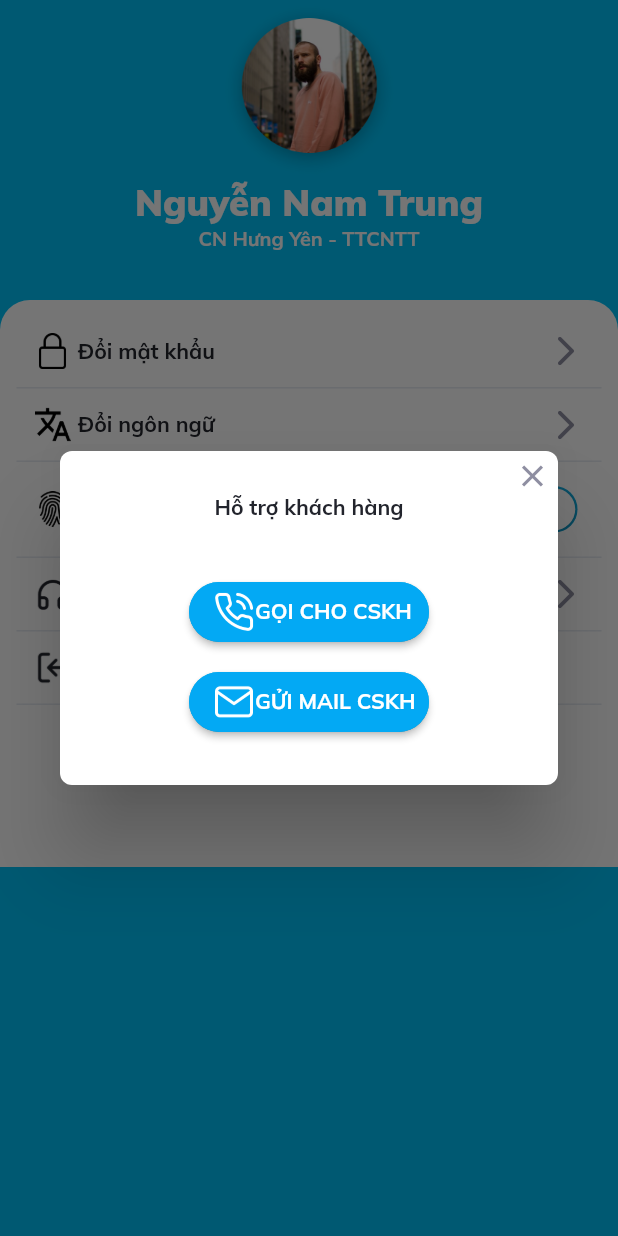
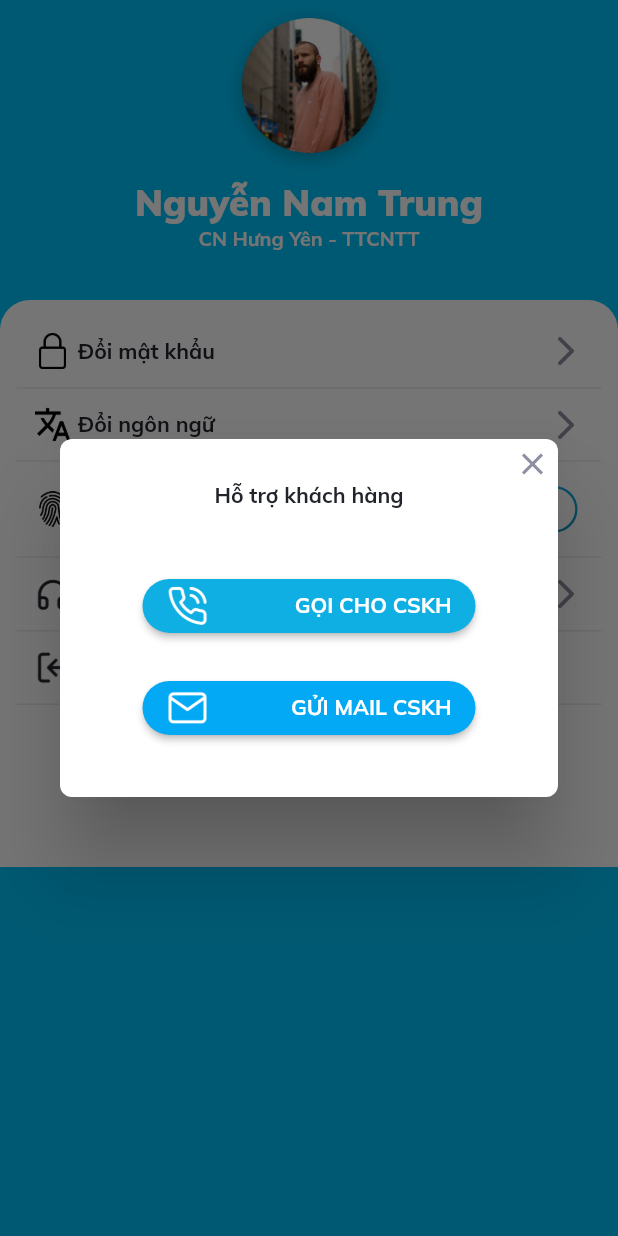
Before and after one commit to datpm99/training_getx, a Flutter app: the SettingView screen opened directly, after a tap on "Hỗ trợ khách hàng", on a phone screen of 412 x 824 dp. Run offline on Flutter 3.47's test engine with Material 2 defaults, Android fonts, the phone set to English and light mode, and no system bars; drawn by our look-alikes of auto_size_text; our stand-ins replace device_info_plus, dio, flutter_screenutil, get, get_storage, google_fonts and 2 more; missing offline and left inert: dart:html, just_the_tooltip; accounts and stored records are empty.

Commit message:
Modified Setting UI

```diff
--- a/lib/page/setting/setting_view.dart
+++ b/lib/page/setting/setting_view.dart
@@ -1,7 +1,6 @@
 import 'package:flutter/material.dart';
 import 'package:training_getx/const/import_const.dart';
 import 'package:training_getx/page/setting/widgets/setting_login_fingerprint.dart';
-import 'package:training_getx/page/setting/widgets/setting_logout.dart';
 import 'package:training_getx/page/setting/widgets/setting_option.dart';
 import 'package:get/get.dart';
 import 'package:training_getx/page/setting/setting_controller.dart';
@@ -63,10 +62,16 @@ class SettingView extends GetView<SettingController> {
                   ),
                   const SettingFingerprint(),
                   SettingOption(
-                      settingName: 'assist_customer',
-                      settingImage: 'assets/images/headphones.png',
-                      onTap: controller.showAssistCusDialog),
-                  const SettingLogout(),
+                    settingName: 'assist_customer',
+                    settingImage: 'assets/images/headphones.png',
+                    onTap: controller.showAssistCusDialog,
+                  ),
+                  SettingOption(
+                    settingName: 'logout',
+                    settingImage: 'assets/images/logout.png',
+                    onTap: () {},
+                    isLogout: true,
+                  ),
                 ],
               ),
             ),
--- a/lib/page/setting/widgets/assist_customer_dialog.dart
+++ b/lib/page/setting/widgets/assist_customer_dialog.dart
@@ -11,10 +11,6 @@ class AssistCustomerDialog extends StatelessWidget {
     return Dialog(
       backgroundColor: Colors.white,
       shape: Styles.borderDialog(),
-      child: Theme(
-        data: Theme.of(context).copyWith(
-          unselectedWidgetColor: Styles.black2,
-        ),
       child: Column(
         mainAxisSize: MainAxisSize.min,
         children: [
@@ -36,15 +32,11 @@ class AssistCustomerDialog extends StatelessWidget {
           Text('assist_customer'.tr, style: Styles.normalTextW700())
               .pOnly(bottom: 20.h),
           //Button call for customer service
-            Container(
-              height: 40,
-              width: 160,
-              decoration: BoxDecoration(
-                borderRadius: BorderRadius.circular(50),
-                color: Styles.blue7,
+          ElevatedButton(
+            style: ElevatedButton.styleFrom(
+              shape: const StadiumBorder(),
+              primary: Styles.blue7,
             ),
-              child: ElevatedButton(
-                style: ElevatedButton.styleFrom(shape: const StadiumBorder()),
             onPressed: () {},
             child: Row(
               children: [
@@ -53,27 +45,21 @@ class AssistCustomerDialog extends StatelessWidget {
                   width: 28,
                   height: 28,
                 ),
-                    const Spacer(),
                 AutoSizeText(
                   'call_customer_service'.tr.toUpperCase(),
                   style: Styles.normalTextW700(
                     color: Colors.white,
                   ),
-                    )
+                  maxLines: 1,
+                  overflow: TextOverflow.ellipsis,
+                  textAlign: TextAlign.end,
+                ).expand()
               ],
             ),
-              ),
-            ).pOnly(top: 20),
+          ).pOnly(top: 20, left: 50, right: 50),
           const SizedBox(height: 20),
           //Button mail for customer service
-            Container(
-              height: 40,
-              width: 160,
-              decoration: BoxDecoration(
-                borderRadius: BorderRadius.circular(50),
-                color: Styles.blue7,
-              ),
-              child: ElevatedButton(
+          ElevatedButton(
             style: ElevatedButton.styleFrom(shape: const StadiumBorder()),
             onPressed: () {},
             child: Row(
@@ -83,20 +69,20 @@ class AssistCustomerDialog extends StatelessWidget {
                   width: 28,
                   height: 28,
                 ),
-                    const Spacer(),
                 AutoSizeText(
                   'mail_customer_service'.tr.toUpperCase(),
                   style: Styles.normalTextW700(
                     color: Colors.white,
                   ),
-                    )
+                  maxLines: 1,
+                  overflow: TextOverflow.ellipsis,
+                  textAlign: TextAlign.end,
+                ).expand()
               ],
             ),
-              ),
-            ).pOnly(bottom: 30.h),
+          ).pOnly(bottom: 30.h, left: 50, right: 50),
         ],
       ).p(5),
-      ),
     );
   }
 }
--- a/lib/page/setting/widgets/setting_logout.dart
+++ /dev/null
@@ -1,40 +0,0 @@
-import 'package:flutter/cupertino.dart';
-import 'package:flutter/material.dart';
-import 'package:get/get.dart';
-import 'package:training_getx/const/import_const.dart';
-
-class SettingLogout extends StatelessWidget {
-  const SettingLogout({Key? key}) : super(key: key);
-
-  @override
-  Widget build(BuildContext context) {
-    return Container(
-      width: Get.width,
-      decoration: const BoxDecoration(
-        border: Border(
-          bottom: BorderSide(
-            width: 1,
-            color: Styles.white2,
-          ),
-        ),
-      ),
-      child: Padding(
-        padding: const EdgeInsets.all(12.0),
-        child: Row(
-          children: [
-            Image.asset(
-              'assets/images/logout.png',
-              height: 24,
-              width: 24,
-            ),
-            const SizedBox(width: 5),
-            Text(
-              'logout'.tr,
-              style: Styles.normalTextW700(),
-            ),
-          ],
-        ),
-      ),
-    ).pSymmetric(h: 11);
-  }
-}
--- a/lib/page/setting/widgets/setting_option.dart
+++ b/lib/page/setting/widgets/setting_option.dart
@@ -5,11 +5,16 @@ import 'package:training_getx/page/setting/setting_controller.dart';
 
 class SettingOption extends GetView<SettingController> {
   const SettingOption(
-      {Key? key, required this.settingName, required this.settingImage, required this.onTap})
+      {Key? key,
+      required this.settingName,
+      required this.settingImage,
+      required this.onTap,
+      this.isLogout = false})
       : super(key: key);
   final String settingName;
   final String settingImage;
   final VoidCallback onTap;
+  final bool isLogout;
 
   @override
   Widget build(BuildContext context) {
@@ -40,10 +45,13 @@ class SettingOption extends GetView<SettingController> {
                 style: Styles.normalTextW700(),
               ),
               const Spacer(),
-              const Icon(
-                Icons.arrow_forward_ios_rounded,
-                color: Styles.grey10,
-                size: 24,
+              Visibility(
+                visible: !isLogout,
+                child: const Icon(
+                  Icons.arrow_forward_ios_rounded,
+                  color: Styles.grey10,
+                  size: 24,
+                ),
               ),
             ],
           ),
```
Lines whose indentation alone changed are shown as unchanged.
